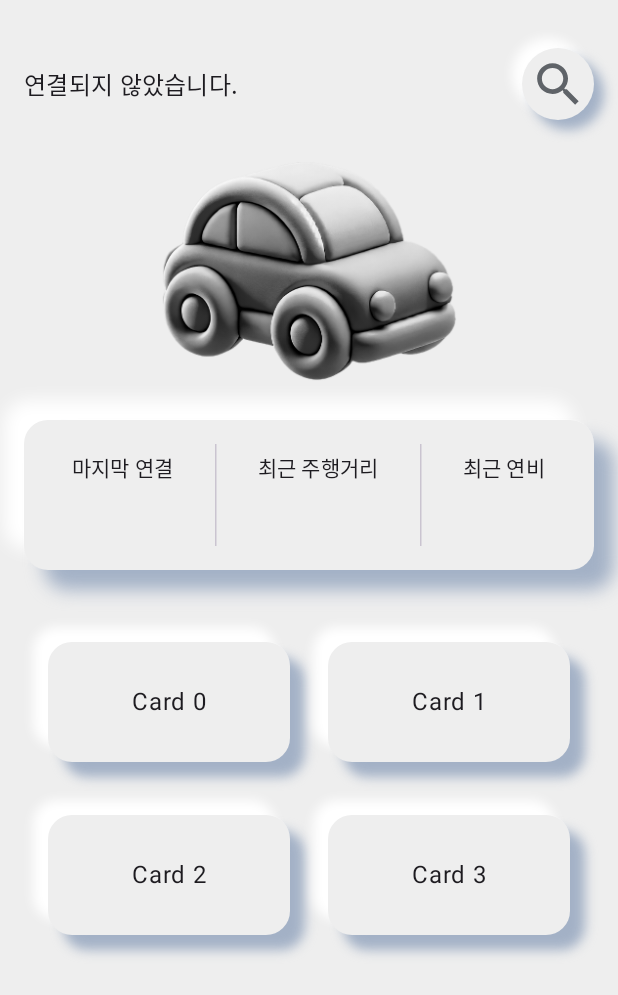
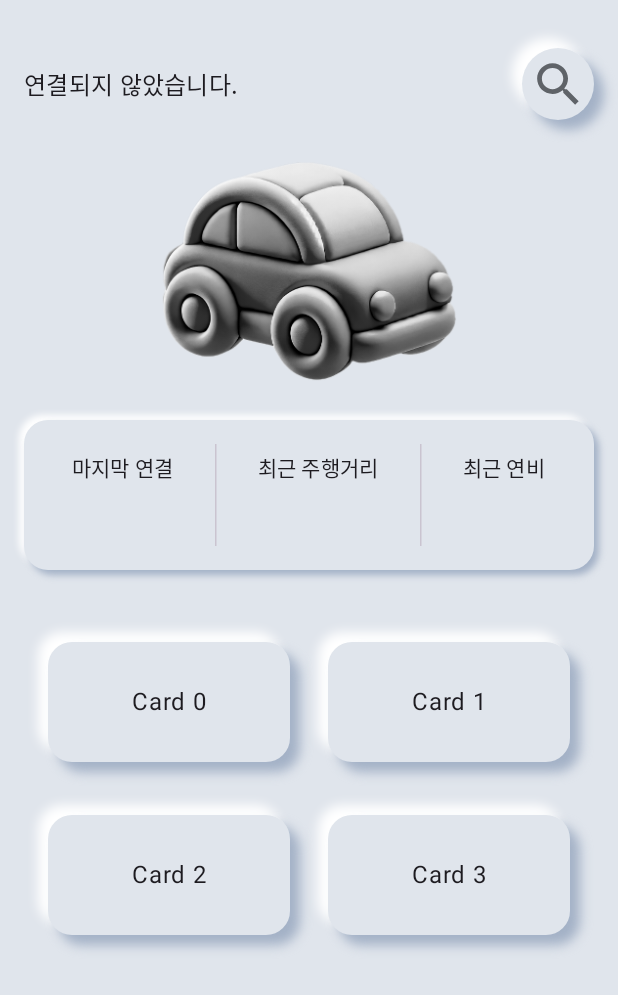
Before and after one commit to H-Zoon/CarProject, an Android app built with Jetpack Compose: the screen it shows after launch (MainActivity), on a phone screen of 412 x 824 dp. Shown: the top 995 px of the screen. Run offline under Robolectric (Android 15) with nearby library versions, the phone set to English and light mode, and no system bars; our stand-ins replace Dagger/Hilt's generated code; libraries missing offline, so code that uses them is left out: com.kakao.sdk, com.kakaomobility.knsdk; 10 statements that could not run were skipped.

Commit message:
컬러값 변경

```diff
--- a/app/src/main/java/com/devidea/chevy/ui/theme/Color.kt
+++ b/app/src/main/java/com/devidea/chevy/ui/theme/Color.kt
@@ -10,7 +10,7 @@ val Purple40 = Color(0xFF6650a4)
 val PurpleGrey40 = Color(0xFF625b71)
 val Pink40 = Color(0xFF7D5260)
 
-val MainBackground = Color(0xffeeeeee)
+val MainBackground = Color(0xffe0e5ec)
 val LightShadow = Color(0xffffffff)
 val DarkShadow = Color(0xffa3b1c6)
 
--- a/app/src/main/java/com/devidea/chevy/ui/theme/Neumorphics.kt
+++ b/app/src/main/java/com/devidea/chevy/ui/theme/Neumorphics.kt
@@ -86,8 +86,8 @@ fun NeumorphicBox(
     lightShadowColor: Color = MaterialTheme.colorScheme.outline,
     darkShadowColor: Color = MaterialTheme.colorScheme.onTertiary,
     cornerRadius: Dp = 16.dp,
-    shadowOffset: Int = 20,
-    blurRadius: Dp = 10.dp,
+    shadowOffset: Int = 5,
+    blurRadius: Dp = 4.dp,
     content: @Composable () -> Unit
 ) {
     NeumorphicSurface(
@@ -112,7 +112,7 @@ fun NeumorphicCard(
     darkShadowColor: Color = MaterialTheme.colorScheme.onTertiary,
     cornerRadius: Dp = 16.dp,
     pressedShadowOffset: Int = 5,
-    defaultShadowOffset: Int = 15,
+    defaultShadowOffset: Int = 10,
     pressedBlurRadius: Dp = 4.dp,
     defaultBlurRadius: Dp = 6.dp,
     content: @Composable () -> Unit
```
